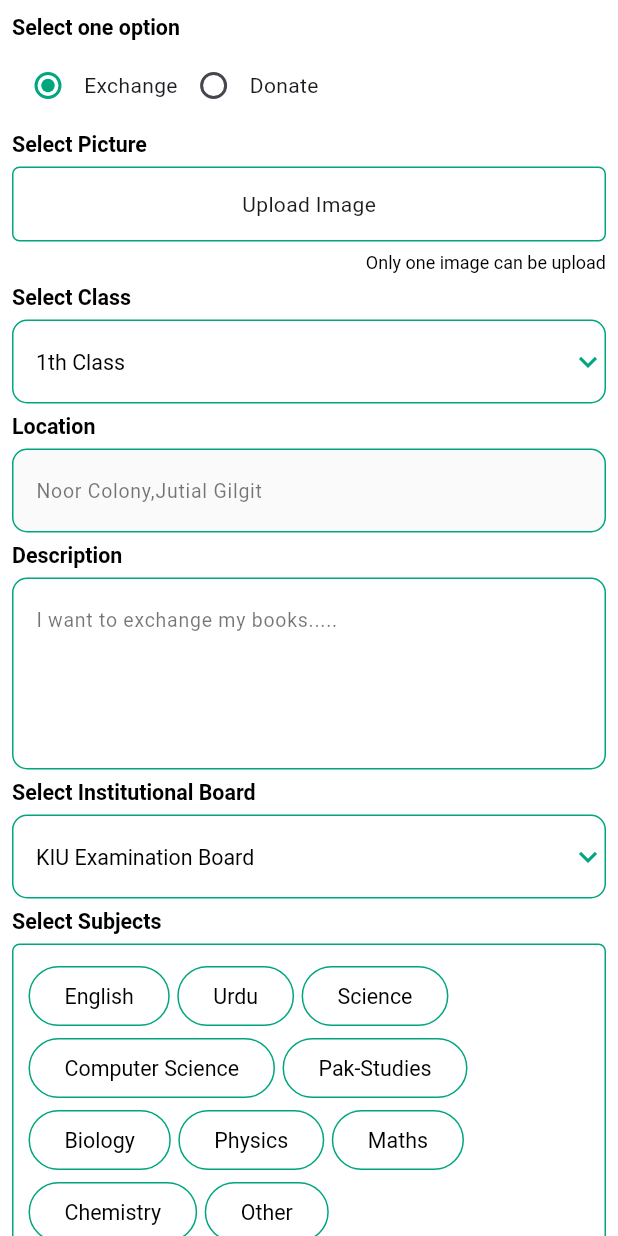
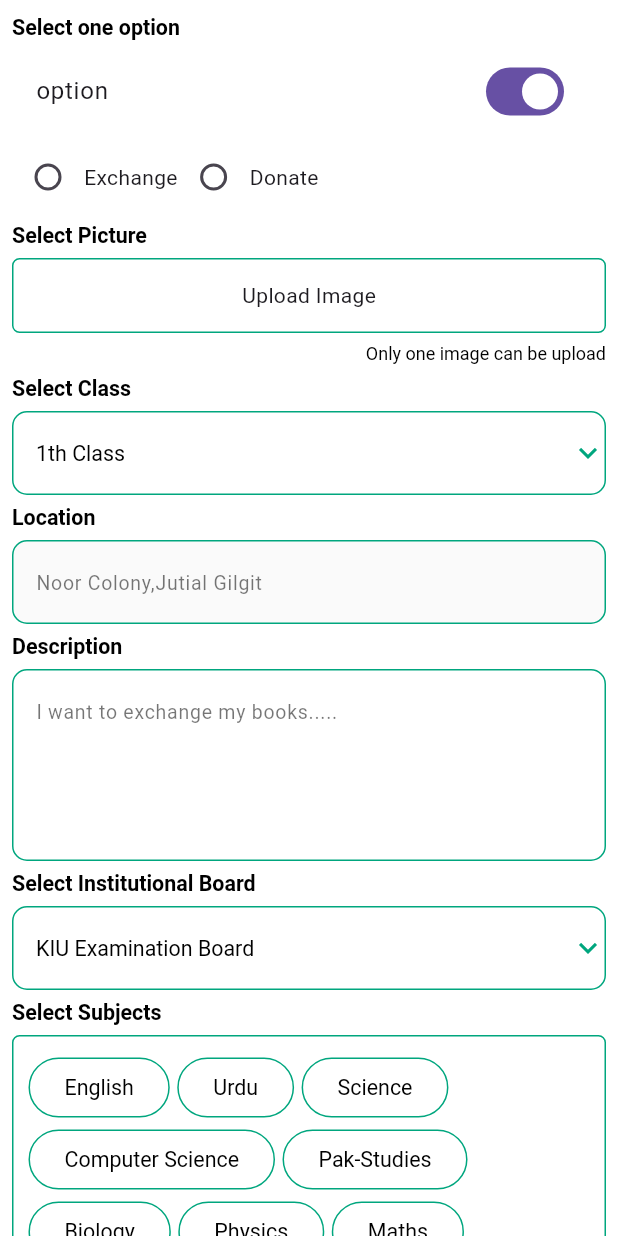
Before and after one commit to Saqlainalyshah/GbLibrary, a Flutter app: the CreatePost screen opened directly, on a phone screen of 412 x 824 dp. Run offline on Flutter 3.47's test engine with Material 3 defaults, Android fonts, the phone set to English and light mode, and no system bars; our stand-ins replace flutter_riverpod, google_fonts; network calls fail.

Commit message:
initial commit

```diff
--- a/lib/components/drop_down.dart
+++ b/lib/components/drop_down.dart
@@ -1,6 +1,7 @@
 import 'package:booksexchange/components/text_widget.dart';
 import 'package:booksexchange/utils/fontsize/app_theme/theme.dart';
 import 'package:flutter/material.dart';
+import 'package:google_fonts/google_fonts.dart';
 
 
 class CustomDropDown extends StatelessWidget {
@@ -11,6 +12,7 @@ class CustomDropDown extends StatelessWidget {
     required this.onChanged,
     this.isBorder=true,
     this.color= Colors.white,
+    this.hintText,
   });
 
   final String value;
@@ -18,29 +20,38 @@ class CustomDropDown extends StatelessWidget {
   final ValueChanged<String?>? onChanged;
   final bool isBorder;
   final Color color;
+  final String? hintText;
 
   @override
   Widget build(BuildContext context) {
-    return Container(
-      padding: const EdgeInsets.symmetric(horizontal: 15,),
-      decoration: BoxDecoration(
-        border: isBorder?Border.all(color: Colors.grey.shade300):null, // Light grey border
-        borderRadius: BorderRadius.circular(10), // Rounded corners
-        color: color, // Ensures background consistency
-      ),
-      child: DropdownButtonHideUnderline(
-        child: DropdownButton<String>(
-          dropdownColor: AppThemeClass.whiteText,
+    return DropdownButtonFormField<String>(
+      isExpanded: true,
+      icon: Icon(Icons.keyboard_arrow_down, color: AppThemeClass.primary),
       value: value,
-          icon: const Icon(Icons.keyboard_arrow_down, color: Colors.black54), // Dropdown arrow
-          style: const TextStyle(fontSize: 16, color: Colors.black),
       onChanged: onChanged,
       items: list.map((String item) {
         return DropdownMenuItem<String>(
           value: item,
-              child: CustomText(text: item, fontSize: 16,isBold: true,),
+          child: CustomText(
+            text: item,
+          ),
         );
       }).toList(),
+      decoration: InputDecoration(
+        hintStyle: GoogleFonts.robotoSerif(
+          color: AppThemeClass.darkTextOptional,
+          fontSize: 13,
+        ),
+        hintText: hintText,
+        enabledBorder: OutlineInputBorder(
+          borderSide: BorderSide(color: AppThemeClass.primary),
+          borderRadius: BorderRadius.circular(10),
+        ),
+        focusedBorder: OutlineInputBorder(
+          borderSide: BorderSide(
+            color: AppThemeClass.primary,
+            width: 2.0,
+          ),
         ),
       ),
     );
--- a/lib/components/layout_components/small_components.dart
+++ b/lib/components/layout_components/small_components.dart
@@ -1,4 +1,5 @@
 import 'package:flutter/material.dart';
+import 'package:flutter_riverpod/flutter_riverpod.dart';
 import '../../utils/fontsize/app_theme/theme.dart';
 
 buildCustomBackButton(BuildContext context) {
@@ -12,25 +13,24 @@ Widget buildCustomRadioButtons({
   required String selectedOption,
   required Function(String) onChanged,
 }) {
+  print("all radio buttons were rebuild");
   return Row(
     mainAxisSize: MainAxisSize.min,
-    // mainAxisAlignment: MainAxisAlignment.spaceEvenly, // Distributes items evenly
-    children: options.map((option) {
-      return Row(
+    children: List.generate(options.length, (index){
+      return  Row(
         mainAxisSize: MainAxisSize.min,
         children: [
           Radio(
-
             activeColor: AppThemeClass.primary,
-            value: option,
+            value: options[index],
             groupValue: selectedOption,
             onChanged: (String? value) {
               onChanged(value!);
             },
           ),
-          Text(option), // Label next to radio button
+          Text(options[index]), // Label next to radio button
         ],
       );
-    }).toList(),
+    }),
   );
 }
--- a/lib/screens/home/create_post.dart
+++ b/lib/screens/home/create_post.dart
@@ -3,29 +3,14 @@ import 'package:flutter_riverpod/flutter_riverpod.dart';
 import 'package:google_fonts/google_fonts.dart';
 
 import '../../components/button.dart';
+import '../../components/drop_down.dart';
 import '../../components/layout_components/small_components.dart';
 import '../../components/text_widget.dart';
 import '../../components/textfield.dart';
 import '../../utils/fontsize/app_theme/theme.dart';
 
-class _SubjectNotifier extends StateNotifier<List<String>>{
-  _SubjectNotifier():super([]);
-  addItem(String value){
-    if(state.contains(value)){
-      state.remove(value);
-      state=[...state];
-      return;
-    }
-    state = [...state, value];
-  }
-  void removeItem(String value) {
-    state = state.where((item) => item != value).toList();
-  }
-}
-final _subjectProvider = StateNotifierProvider<_SubjectNotifier, List<String>>((ref) {
-  return _SubjectNotifier();
-});
-
+final _subjectsList=StateProvider.autoDispose<List<String>>((ref)=>[]);
+final _item=StateProvider<String>((ref)=>'');
 class CreatePost extends StatelessWidget {
   CreatePost({super.key});
   final TextEditingController controller=TextEditingController();
@@ -47,14 +32,12 @@ class CreatePost extends StatelessWidget {
     "Other"
   ];
   //final List<String> type = ["Exchange", "Sell", "Donate"];
-  final _category = StateProvider.autoDispose<String>((ref) {
-    final List<String> list = ["Exchange", "Sell", "Donate"];
-    return list.first; // Safe access to first element
-  });
+  final _category = StateProvider.autoDispose<String>((ref)=>'' );
+
 
   @override
   Widget build(BuildContext context) {
-    print("build");
+    print("Create Post Rebuilds.....");
     return  SafeArea(
         top: false,
         child: Scaffold(
@@ -67,8 +50,11 @@ class CreatePost extends StatelessWidget {
                 spacing: 5,
                 children: [
                   CustomText(text: "Select one option",isBold: true,),
+                  SwitchListTile(value: true, onChanged: (bool? val){},title: Text("option"),),
                   Consumer(
-                    builder:(context,ref,child)=> Column(
+                    builder:(context,ref,child){
+                      print("Consumer");
+                      return Column(
                         children: [
                           buildCustomRadioButtons(
                             options: ["Exchange", "Donate"],
@@ -77,14 +63,9 @@ class CreatePost extends StatelessWidget {
                               ref.read(_category.notifier).state=newValue;
                             },
                           ),
-                        if(ref.watch(_category)=="Sell")Column(
-                          crossAxisAlignment: CrossAxisAlignment.start,
-                          children: [
-                            CustomText(text: "Price",isBold: true,),
-                            CustomTextField(controller: controller,hintText: "200",textInputType: TextInputType.number,maxLength: 5,counterText: '',),
-                          ],)
                         ],
-                    ),
+                      );
+                    },
                   ),
                   CustomText(text: "Select Picture",isBold: true,),
                   Container(
@@ -106,14 +87,14 @@ class CreatePost extends StatelessWidget {
                     ],
                   ),
                   CustomText(text: "Select Class",isBold: true,),
-                  customDropdownField(value: nameOfClassList[0], itemsList: nameOfClassList, onChanged: (String? val ) {
+                  CustomDropDown(value: nameOfClassList[0], list: nameOfClassList, onChanged: (String? val ) {
                   }),
                   CustomText(text: "Location",isBold: true,),
                   CustomTextField(controller: controller,hintText: "Noor Colony,Jutial Gilgit",),
                   CustomText(text: "Description",isBold: true,),
                  buildTextField(controller, "I want to exchange my books.....", 4),
                   CustomText(text: "Select Institutional Board",isBold: true,),
-                  customDropdownField(value: list[0], itemsList: list, onChanged: (String? val ) {
+                  CustomDropDown(value: list[0], list: list, onChanged: (String? val ) {
                   }),
                   CustomText(text: "Select Subjects",isBold: true,),
                   Container(
@@ -128,30 +109,12 @@ class CreatePost extends StatelessWidget {
                     ),
                     child: Wrap(
                       spacing: 5.0,
-                      children: subjects.map((buttonText) {
-                        return Consumer(
-                            builder:(context,ref,child) {
-                              final subjects = ref.watch(_subjectProvider); // Watching state changes
-                              final subjectNotifier = ref.read(_subjectProvider.notifier);
-                              return OutlinedButton(
-                                style: OutlinedButton.styleFrom(
-                                  backgroundColor: subjects.contains(buttonText)?AppThemeClass.primary:null,
-                                  side: BorderSide(
-                                      width:  1,
-                                      color: AppThemeClass.primary
-                                  ),
-                                ),
-                                onPressed: () {
-                                  subjectNotifier.addItem(buttonText);
-                                },
-                                child: CustomText(text:
-                                buttonText,
-                                  color: subjects.contains(buttonText)?AppThemeClass.whiteText:AppThemeClass.darkText,
-                                ),
+                      children: List.generate(subjects.length, (index){
+                        return ProviderScope(
+                          overrides: [_item.overrideWith((it)=>subjects[index])],
+                         child: const ButtonSubjects(),
                         );
-                            }
-                        );
-                      }).toList(),
+                      }),
                     ),
                   ),
                   SizedBox(height: 10,),
@@ -164,44 +127,7 @@ class CreatePost extends StatelessWidget {
   }
 }
 
-Widget customDropdownField({
-  required String? value,
-  required List<String> itemsList,
-  required void Function(String?) onChanged,
-  String hintText = "Select an option",
-}) {
-  return DropdownButtonFormField<String>(
-    isExpanded: true,
-    icon: Icon(Icons.keyboard_arrow_down, color: AppThemeClass.primary),
-    value: value,
-    onChanged: onChanged,
-    items: itemsList.map((String item) {
-      return DropdownMenuItem<String>(
-        value: item,
-        child: CustomText(
-          text: item,
-        ),
-      );
-    }).toList(),
-    decoration: InputDecoration(
-      hintStyle: GoogleFonts.robotoSerif(
-        color: AppThemeClass.darkTextOptional,
-        fontSize: 13,
-      ),
-      hintText: hintText,
-      enabledBorder: OutlineInputBorder(
-        borderSide: BorderSide(color: AppThemeClass.primary),
-        borderRadius: BorderRadius.circular(10),
-      ),
-      focusedBorder: OutlineInputBorder(
-        borderSide: BorderSide(
-          color: AppThemeClass.primary,
-          width: 2.0,
-        ),
-      ),
-    ),
-  );
-}
+
 buildTextField( TextEditingController controller,String hintText,int maxLines){
   return TextFormField(
     controller: controller,
@@ -231,3 +157,33 @@ buildTextField( TextEditingController controller,String hintText,int maxLines){
     ),
   );
 }
+class ButtonSubjects extends ConsumerWidget {
+  const ButtonSubjects({super.key});
+  @override
+  Widget build(BuildContext context, WidgetRef ref) {
+    final item=ref.watch(_item);
+    final isSelected = ref.watch(
+      _subjectsList.select((list) => list.contains(item)),
+    );
+    print("Only $item was rebuilt");
+    return OutlinedButton(
+      style: OutlinedButton.styleFrom(
+        backgroundColor: isSelected ? AppThemeClass.primary : null,
+        side: BorderSide(width: 1, color: AppThemeClass.primary),
+      ),
+      onPressed: () {
+        final list = [...ref.read(_subjectsList)];
+        if (isSelected) {
+          list.remove(item);
+        } else {
+          list.add(item);
+        }
+        ref.read(_subjectsList.notifier).state = list;
+      },
+      child: CustomText(
+        text: item,
+        color: isSelected ? AppThemeClass.whiteText : AppThemeClass.darkText,
+      ),
+    );
+  }
+}
```
Lines whose indentation alone changed are shown as unchanged.
